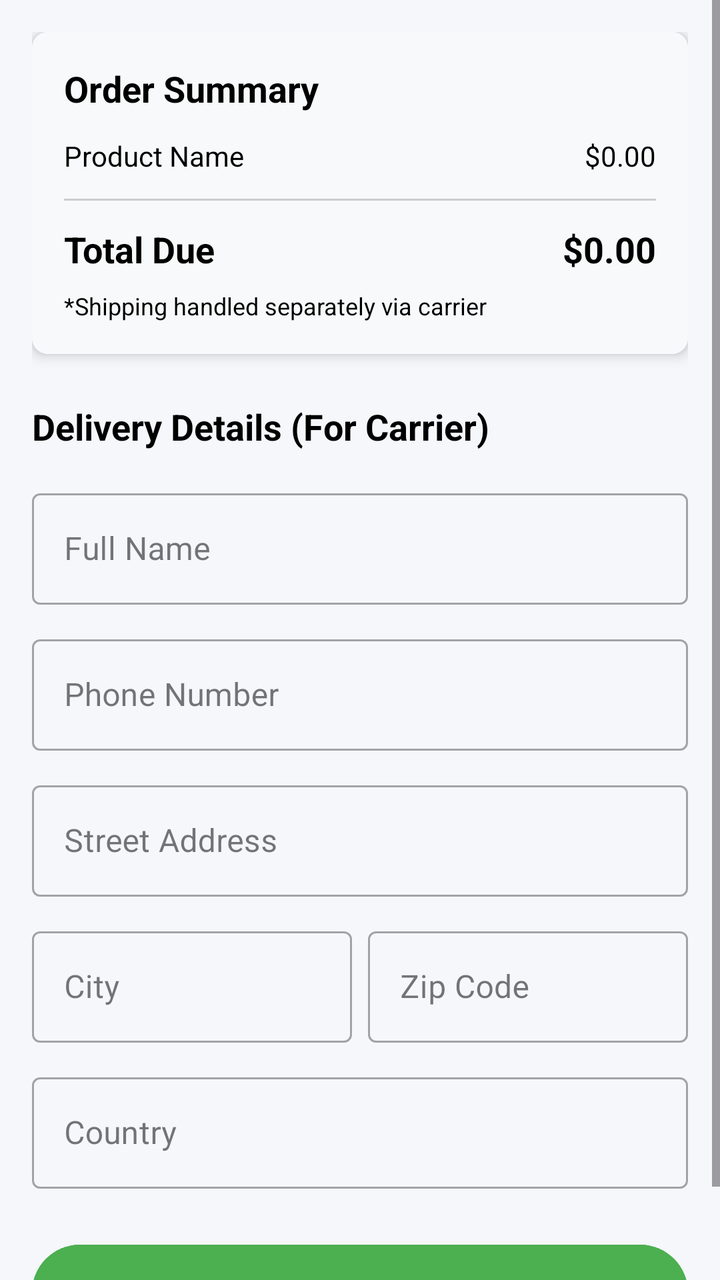
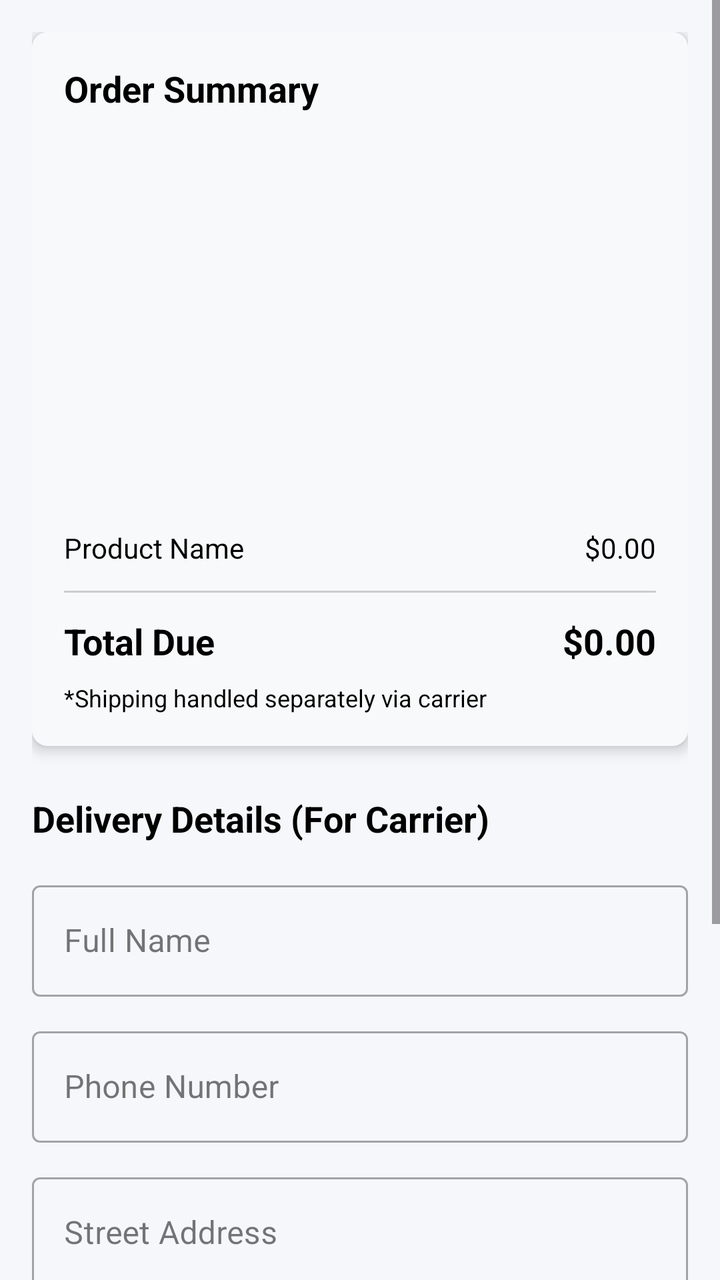

Screens rendered from an Android XML layout before and after an edit, with the pre-edit source and the edit as a unified diff.
<!-- AndroidManifest.xml: application theme Theme.PrintIt -->
<!-- res/layout/activity_checkout.xml -->
<?xml version="1.0" encoding="utf-8"?>
<ScrollView xmlns:android="http://schemas.android.com/apk/res/android"
    xmlns:app="http://schemas.android.com/apk/res-auto"
    android:layout_width="match_parent"
    android:layout_height="match_parent"
    android:background="#F5F7FA">

    <LinearLayout
        android:layout_width="match_parent"
        android:layout_height="wrap_content"
        android:orientation="vertical"
        android:padding="16dp">

        <androidx.cardview.widget.CardView
            android:layout_width="match_parent"
            android:layout_height="wrap_content"
            android:layout_marginBottom="24dp"
            app:cardCornerRadius="8dp"
            app:cardElevation="4dp">

            <LinearLayout
                android:layout_width="match_parent"
                android:layout_height="wrap_content"
                android:orientation="vertical"
                android:padding="16dp"
                android:background="#F8F9FA">

                <TextView
                    android:layout_width="wrap_content"
                    android:layout_height="wrap_content"
                    android:text="Order Summary"
                    android:textSize="18sp"
                    android:textStyle="bold"
                    android:textColor="#000000"
                    android:layout_marginBottom="12dp"/>

                <LinearLayout
                    android:layout_width="match_parent"
                    android:layout_height="wrap_content"
                    android:orientation="horizontal">
                    <TextView
                        android:id="@+id/tvBillProductName"
                        android:layout_width="0dp"
                        android:layout_height="wrap_content"
                        android:layout_weight="1"
                        android:text="Product Name"
                        android:textColor="#000000"/>
                    <TextView
                        android:id="@+id/tvBillSubtotal"
                        android:layout_width="wrap_content"
                        android:layout_height="wrap_content"
                        android:text="$0.00"
                        android:textColor="#000000"/>
                </LinearLayout>

                <View
                    android:layout_width="match_parent"
                    android:layout_height="1dp"
                    android:background="#CCCCCC"
                    android:layout_marginTop="12dp"
                    android:layout_marginBottom="12dp"/>

                <LinearLayout
                    android:layout_width="match_parent"
                    android:layout_height="wrap_content"
                    android:orientation="horizontal">
                    <TextView
                        android:layout_width="0dp"
                        android:layout_height="wrap_content"
                        android:layout_weight="1"
                        android:text="Total Due"
                        android:textSize="18sp"
                        android:textStyle="bold"
                        android:textColor="#000000"/>
                    <TextView
                        android:id="@+id/tvBillTotal"
                        android:layout_width="wrap_content"
                        android:layout_height="wrap_content"
                        android:text="$0.00"
                        android:textSize="18sp"
                        android:textStyle="bold"
                        android:textColor="#000000"/>
                </LinearLayout>

                <TextView
                    android:layout_width="wrap_content"
                    android:layout_height="wrap_content"
                    android:text="*Shipping handled separately via carrier"
                    android:textSize="12sp"
                    android:textColor="#000000"
                    android:layout_marginTop="8dp"/>
            </LinearLayout>
        </androidx.cardview.widget.CardView>

        <TextView
            android:layout_width="match_parent"
            android:layout_height="wrap_content"
            android:text="Delivery Details (For Carrier)"
            android:textSize="18sp"
            android:textStyle="bold"
            android:textColor="#000000"
            android:layout_marginBottom="16dp"/>

        <com.google.android.material.textfield.TextInputLayout
            android:layout_width="match_parent"
            android:layout_height="wrap_content"
            android:layout_marginBottom="12dp"
            android:hint="Full Name"
            app:hintTextColor="#000000"
            style="@style/Widget.MaterialComponents.TextInputLayout.OutlinedBox">
            <com.google.android.material.textfield.TextInputEditText
                android:id="@+id/etFullName"
                android:layout_width="match_parent"
                android:layout_height="wrap_content"
                android:textColor="#000000" />
        </com.google.android.material.textfield.TextInputLayout>

        <com.google.android.material.textfield.TextInputLayout
            android:layout_width="match_parent"
            android:layout_height="wrap_content"
            android:layout_marginBottom="12dp"
            android:hint="Phone Number"
            app:hintTextColor="#000000"
            style="@style/Widget.MaterialComponents.TextInputLayout.OutlinedBox">
            <com.google.android.material.textfield.TextInputEditText
                android:id="@+id/etPhone"
                android:layout_width="match_parent"
                android:layout_height="wrap_content"
                android:inputType="phone"
                android:textColor="#000000" />
        </com.google.android.material.textfield.TextInputLayout>

        <com.google.android.material.textfield.TextInputLayout
            android:layout_width="match_parent"
            android:layout_height="wrap_content"
            android:layout_marginBottom="12dp"
            android:hint="Street Address"
            app:hintTextColor="#000000"
            style="@style/Widget.MaterialComponents.TextInputLayout.OutlinedBox">
            <com.google.android.material.textfield.TextInputEditText
                android:id="@+id/etShippingAddress"
                android:layout_width="match_parent"
                android:layout_height="wrap_content"
                android:textColor="#000000" />
        </com.google.android.material.textfield.TextInputLayout>

        <LinearLayout
            android:layout_width="match_parent"
            android:layout_height="wrap_content"
            android:orientation="horizontal"
            android:layout_marginBottom="12dp"
            android:baselineAligned="false">

            <com.google.android.material.textfield.TextInputLayout
                android:layout_width="0dp"
                android:layout_height="wrap_content"
                android:layout_weight="1"
                android:layout_marginEnd="8dp"
                android:hint="City"
                app:hintTextColor="#000000"
                style="@style/Widget.MaterialComponents.TextInputLayout.OutlinedBox">
                <com.google.android.material.textfield.TextInputEditText
                    android:id="@+id/etCity"
                    android:layout_width="match_parent"
                    android:layout_height="wrap_content"
                    android:textColor="#000000" />
            </com.google.android.material.textfield.TextInputLayout>

            <com.google.android.material.textfield.TextInputLayout
                android:layout_width="0dp"
                android:layout_height="wrap_content"
                android:layout_weight="1"
                android:hint="Zip Code"
                app:hintTextColor="#000000"
                style="@style/Widget.MaterialComponents.TextInputLayout.OutlinedBox">
                <com.google.android.material.textfield.TextInputEditText
                    android:id="@+id/etZip"
                    android:layout_width="match_parent"
                    android:layout_height="wrap_content"
                    android:inputType="number"
                    android:textColor="#000000" />
            </com.google.android.material.textfield.TextInputLayout>
        </LinearLayout>

        <com.google.android.material.textfield.TextInputLayout
            android:layout_width="match_parent"
            android:layout_height="wrap_content"
            android:layout_marginBottom="24dp"
            android:hint="Country"
            app:hintTextColor="#000000"
            style="@style/Widget.MaterialComponents.TextInputLayout.OutlinedBox">
            <com.google.android.material.textfield.TextInputEditText
                android:id="@+id/etCountry"
                android:layout_width="match_parent"
                android:layout_height="wrap_content"
                android:textColor="#000000" />
        </com.google.android.material.textfield.TextInputLayout>

        <Button
            android:id="@+id/btnPlaceOrder"
            android:layout_width="match_parent"
            android:layout_height="56dp"
            android:text="PAY &amp; PLACE ORDER"
            android:textSize="16sp"
            android:textStyle="bold"
            android:backgroundTint="#4CAF50"
            android:textColor="#FFFFFF" />

    </LinearLayout>
</ScrollView>
<!-- resources referenced by this layout -->
<resources>
  <style name="Theme.PrintIt" parent="Base.Theme.PrintIt" />
  <style name="Base.Theme.PrintIt" parent="Theme.Material3.DayNight.NoActionBar">
          <item name="colorPrimary">@color/caicon_blue_primary</item>
          <item name="colorPrimaryVariant">@color/caicon_blue_primary</item>
  
          <item name="android:statusBarColor">@color/caicon_blue_primary</item>
          <item name="android:windowSplashScreenBackground" tools:targetApi="31">@color/caicon_blue_primary</item>
          <item name="android:windowBackground">@color/caicon_blue_primary</item>
  
          <item name="colorControlActivated">@color/caicon_blue_primary</item>
      </style>
  <color name="caicon_blue_primary">#003366</color>
</resources>

<!-- the commit's change to res/layout/activity_checkout.xml (unified diff, before → after) -->
@@ -33,6 +33,13 @@
                     android:textStyle="bold"
                     android:textColor="#000000"
                     android:layout_marginBottom="12dp"/>
+
+                <ImageView
+                    android:id="@+id/ivCheckoutProductImage"
+                    android:layout_width="match_parent"
+                    android:layout_height="180dp"
+                    android:layout_marginBottom="16dp"
+                    android:scaleType="fitCenter" />
 
                 <LinearLayout
                     android:layout_width="match_parent"
